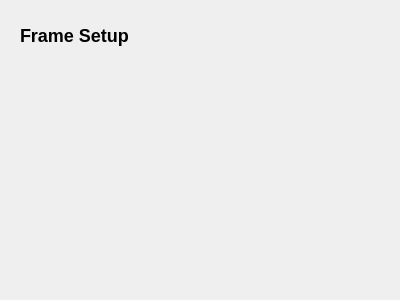
The window that src/ui/configuration/FrameTypeConfig.ui (mavlink/qgroundcontrol) describes before a commit, drawn with Qt 5.
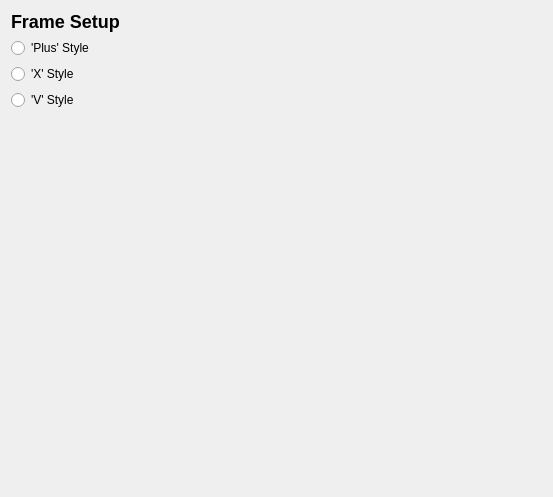
The same window after the commit. Icons and pictures are not drawn.

Commit message: Change for layout of configuration widgets, and start of implmentation of RadioCalibration Widget

Patch:
```diff
--- a/src/ui/configuration/FrameTypeConfig.ui
+++ b/src/ui/configuration/FrameTypeConfig.ui
@@ -6,29 +6,99 @@
    <rect>
     <x>0</x>
     <y>0</y>
-    <width>400</width>
-    <height>300</height>
+    <width>553</width>
+    <height>497</height>
    </rect>
   </property>
   <property name="windowTitle">
    <string>Form</string>
   </property>
-  <widget class="QLabel" name="label">
-   <property name="geometry">
-    <rect>
-     <x>20</x>
-     <y>20</y>
-     <width>131</width>
-     <height>31</height>
-    </rect>
-   </property>
-   <property name="text">
-    <string>&lt;h2&gt;Frame Setup&lt;/h2&gt;</string>
-   </property>
-   <property name="scaledContents">
-    <bool>false</bool>
-   </property>
-  </widget>
+  <layout class="QVBoxLayout" name="verticalLayout_2">
+   <item>
+    <widget class="QLabel" name="label">
+     <property name="text">
+      <string>&lt;h2&gt;Frame Setup&lt;/h2&gt;</string>
+     </property>
+     <property name="scaledContents">
+      <bool>false</bool>
+     </property>
+    </widget>
+   </item>
+   <item>
+    <layout class="QVBoxLayout" name="verticalLayout">
+     <item>
+      <widget class="QRadioButton" name="plusRadioButton">
+       <property name="text">
+        <string>'Plus' Style</string>
+       </property>
+       <property name="icon">
+        <iconset resource="../../../qgroundcontrol.qrc">
+         <normaloff>:/files/images/mavs/frames_plus.png</normaloff>:/files/images/mavs/frames_plus.png</iconset>
+       </property>
+       <property name="iconSize">
+        <size>
+         <width>300</width>
+         <height>150</height>
+        </size>
+       </property>
+      </widget>
+     </item>
+     <item>
+      <widget class="QRadioButton" name="xRadioButton">
+       <property name="text">
+        <string>'X' Style</string>
+       </property>
+       <property name="icon">
+        <iconset resource="../../../qgroundcontrol.qrc">
+         <normaloff>:/files/images/mavs/frames_x.png</normaloff>:/files/images/mavs/frames_x.png</iconset>
+       </property>
+       <property name="iconSize">
+        <size>
+         <width>300</width>
+         <height>150</height>
+        </size>
+       </property>
+      </widget>
+     </item>
+     <item>
+      <widget class="QRadioButton" name="vRadioButton">
+       <property name="layoutDirection">
+        <enum>Qt::LeftToRight</enum>
+       </property>
+       <property name="autoFillBackground">
+        <bool>false</bool>
+       </property>
+       <property name="text">
+        <string>'V' Style</string>
+       </property>
+       <property name="icon">
+        <iconset resource="../../../qgroundcontrol.qrc">
+         <normaloff>:/files/images/mavs/frames-05.png</normaloff>:/files/images/mavs/frames-05.png</iconset>
+       </property>
+       <property name="iconSize">
+        <size>
+         <width>300</width>
+         <height>120</height>
+        </size>
+       </property>
+      </widget>
+     </item>
+    </layout>
+   </item>
+   <item>
+    <spacer name="verticalSpacer">
+     <property name="orientation">
+      <enum>Qt::Vertical</enum>
+     </property>
+     <property name="sizeHint" stdset="0">
+      <size>
+       <width>20</width>
+       <height>40</height>
+      </size>
+     </property>
+    </spacer>
+   </item>
+  </layout>
  </widget>
  <resources/>
  <connections/>
```
Left out of the diff: 4 changed lines with no effect on the pictures. The commit also changes 11 other files.
